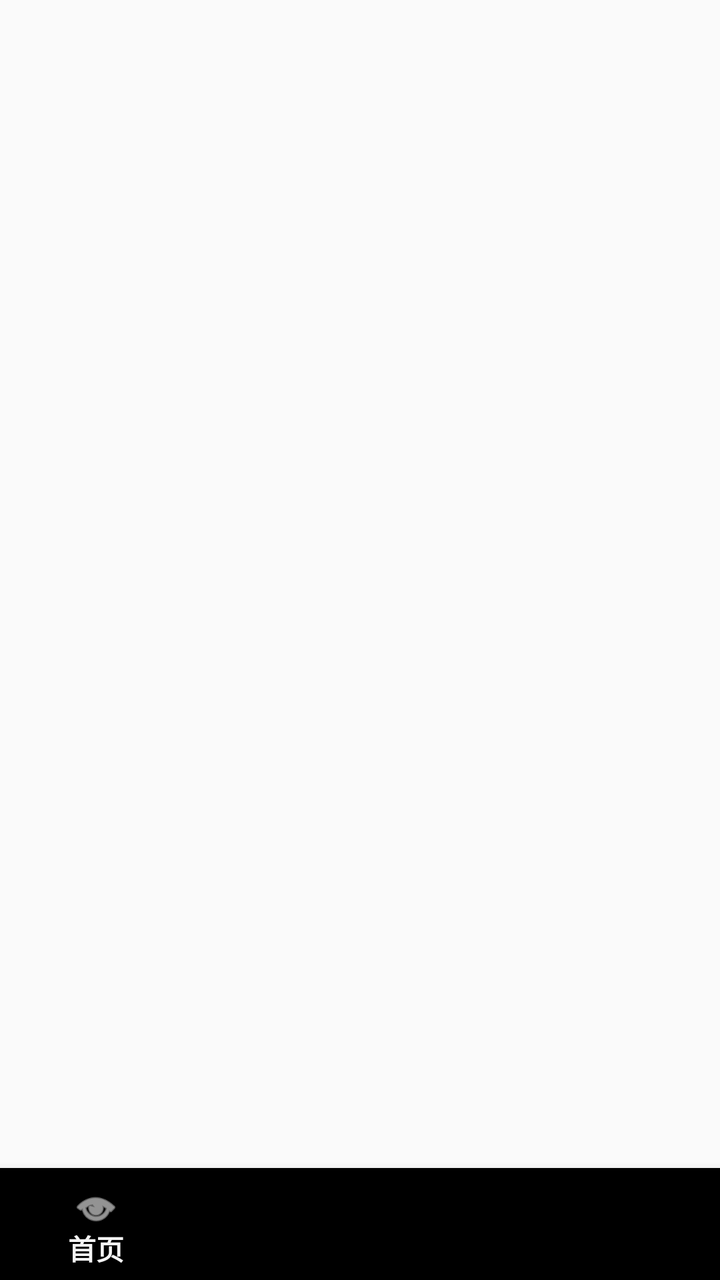
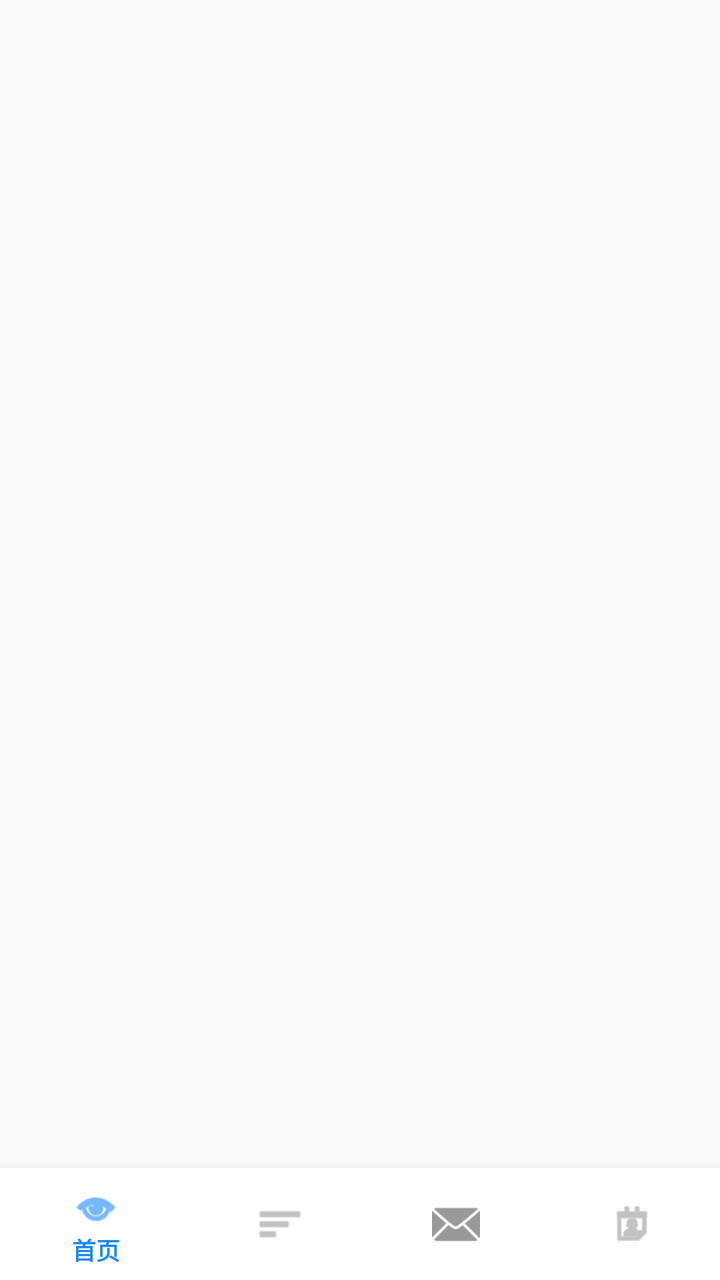

The first picture is an Android layout as it rendered before a commit; the second is the same layout after the commit. The layout source and the unified diff follow.
<!-- AndroidManifest.xml: application theme Theme.AppCompat.Light.NoActionBar -->
<!-- res/layout/activity_main.xml -->
<?xml version="1.0" encoding="utf-8"?>
<LinearLayout xmlns:android="http://schemas.android.com/apk/res/android"
    android:layout_width="match_parent"
    android:layout_height="match_parent"
    android:orientation="vertical">

    <androidx.viewpager.widget.ViewPager
        android:id="@+id/viewPager"
        android:layout_width="match_parent"
        android:layout_height="0dp"
        android:layout_weight="1" />

    <com.google.android.material.bottomnavigation.BottomNavigationView
        android:id="@+id/bottomNav"
        android:layout_width="match_parent"
        android:layout_height="wrap_content"
        app:menu="@menu/menu_bottom_nav"
        xmlns:app="http://schemas.android.com/apk/res-auto" />
</LinearLayout>
<!-- resources referenced by this layout -->
<resources>

</resources>

<!-- the commit's change to res/layout/activity_main.xml (unified diff, before → after) -->
@@ -1,5 +1,6 @@
 <?xml version="1.0" encoding="utf-8"?>
 <LinearLayout xmlns:android="http://schemas.android.com/apk/res/android"
+    xmlns:app="http://schemas.android.com/apk/res-auto"
     android:layout_width="match_parent"
     android:layout_height="match_parent"
     android:orientation="vertical">
@@ -14,6 +15,10 @@
         android:id="@+id/bottomNav"
         android:layout_width="match_parent"
         android:layout_height="wrap_content"
-        app:menu="@menu/menu_bottom_nav"
-        xmlns:app="http://schemas.android.com/apk/res-auto" />
+        android:background="@color/tabBackground"
+        app:itemIconTint="@color/tab_color"
+        app:itemTextColor="@color/tab_color"
+        app:itemTextAppearanceActive="@style/TabTextStyle"
+        app:itemTextAppearanceInactive="@style/TabTextStyle"
+        app:menu="@menu/menu_bottom_nav" />
 </LinearLayout>
<!-- resource entries referenced after the edit -->
@@ -1,5 +1,8 @@
 <!-- resources referenced by this layout -->
 <resources>
-
+  <color name="tabBackground">#FFFFFF</color>
+  <style name="TabTextStyle" parent="TextAppearance.AppCompat.Caption">
+          <item name="android:textSize">12sp</item>
+      </style>
 </resources>
 
